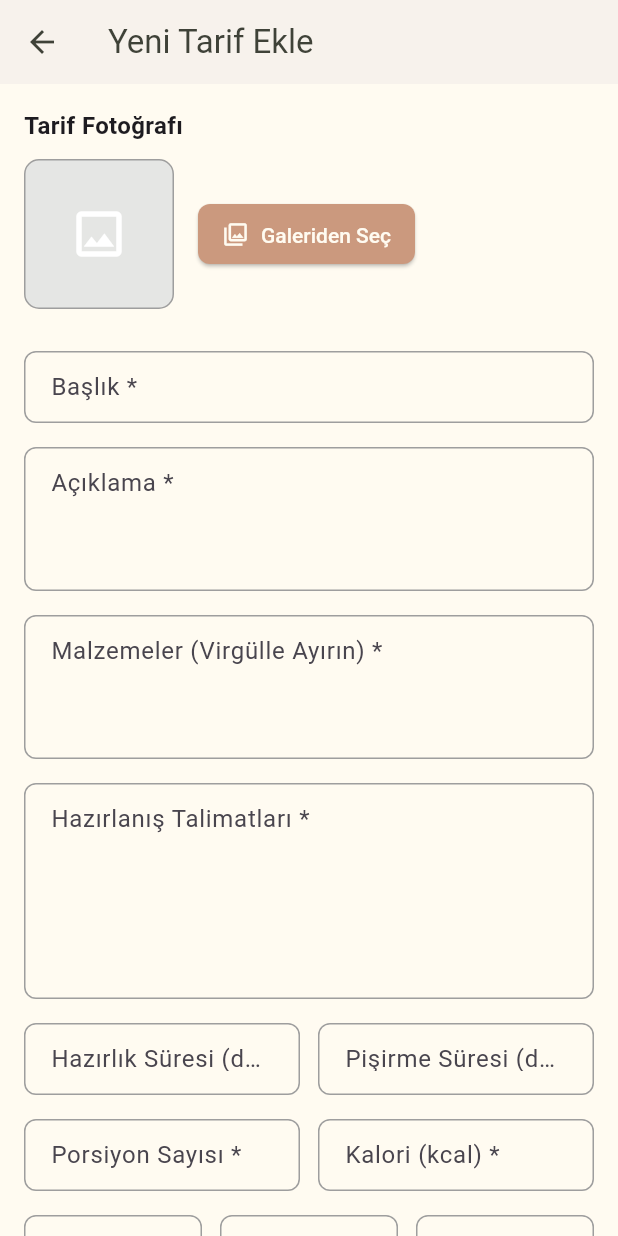
After one commit to ibrahimysr/dietician_app, a Flutter app: the AddRecipeScreen screen opened directly, on a phone screen of 412 x 824 dp. The commit adds this screen. Run offline on Flutter 3.47's test engine with Material 3 defaults, Android fonts, the phone set to English and light mode, and no system bars; our stand-ins replace cached_network_image, flutter_animate, flutter_staggered_animations, font_awesome_flutter, image_picker, lottie and 2 more; accounts and stored records are empty.

Commit message:
tarif ekleme sayfası yapıldı

```diff
--- /dev/null
+++ b/lib/dietitian/screens/recipes/add_recipes_screen.dart
@@ -0,0 +1,585 @@
+import 'dart:developer';
+import 'dart:io';
+
+import 'package:dietician_app/client/core/theme/color.dart';
+import 'package:dietician_app/client/core/theme/textstyle.dart';
+import 'package:dietician_app/client/core/utils/auth_storage.dart';
+import 'package:dietician_app/client/services/api/api_client.dart';
+import 'package:dietician_app/dietitian/service/recipes/recipes_service.dart';
+import 'package:flutter/material.dart';
+import 'package:flutter/services.dart';
+import 'package:image_picker/image_picker.dart';
+
+class AddRecipeScreen extends StatefulWidget {
+  const AddRecipeScreen({super.key});
+
+  @override
+  State<AddRecipeScreen> createState() => _AddRecipeScreenState();
+}
+
+class _AddRecipeScreenState extends State<AddRecipeScreen> {
+  final _formKey = GlobalKey<FormState>();
+  final _titleController = TextEditingController();
+  final _descriptionController = TextEditingController();
+  final _ingredientsController = TextEditingController();
+  final _instructionsController = TextEditingController();
+  final _prepTimeController = TextEditingController();
+  final _cookTimeController = TextEditingController();
+  final _servingsController = TextEditingController();
+  final _caloriesController = TextEditingController();
+  final _proteinController = TextEditingController();
+  final _fatController = TextEditingController();
+  final _carbsController = TextEditingController();
+  final _tagsController = TextEditingController();
+
+  bool _isPublic = true;
+  XFile? _selectedImage;
+  bool _isLoading = false;
+  String? _errorMessage;
+
+  final ImagePicker _picker = ImagePicker();
+  final DietitiansRecipeService _recipeService = DietitiansRecipeService();
+
+  @override
+  void dispose() {
+    _titleController.dispose();
+    _descriptionController.dispose();
+    _ingredientsController.dispose();
+    _instructionsController.dispose();
+    _prepTimeController.dispose();
+    _cookTimeController.dispose();
+    _servingsController.dispose();
+    _caloriesController.dispose();
+    _proteinController.dispose();
+    _fatController.dispose();
+    _carbsController.dispose();
+    _tagsController.dispose();
+    super.dispose();
+  }
+
+  Future<void> _pickImage() async {
+    try {
+      final XFile? pickedFile = await _picker.pickImage(
+        source: ImageSource.gallery,
+        imageQuality: 80,
+      );
+      if (pickedFile != null && mounted) {
+        setState(() {
+          _selectedImage = pickedFile;
+          _errorMessage = null;
+        });
+      }
+    } catch (e) {
+      log("Resim seçme hatası: $e");
+      if (mounted) {
+        setState(() {
+          _errorMessage = "Resim seçilemedi: ${e.toString()}";
+        });
+      }
+    }
+  }
+
+  Future<void> _submitForm() async {
+    if (_isLoading) return;
+
+    if (_formKey.currentState?.validate() ?? false) {
+      setState(() {
+        _isLoading = true;
+        _errorMessage = null;
+      });
+
+      String? token;
+      int? userId;
+      try {
+        token = await AuthStorage.getToken();
+        userId = await AuthStorage.getId();
+
+        if (token == null || userId == null) {
+          throw Exception("Kimlik bilgileri alınamadı.");
+        }
+      } catch (e) {
+        log("AuthStorage Hata: $e");
+        if (mounted) {
+          setState(() {
+            _errorMessage = "Oturum bilgileri alınamadı. Lütfen tekrar giriş yapın.";
+            _isLoading = false;
+          });
+        }
+        return;
+      }
+
+      List<String> ingredientsList = _ingredientsController.text
+          .split(',')
+          .map((e) => e.trim())
+          .where((e) => e.isNotEmpty)
+          .toList();
+
+      Map<String, dynamic> recipeData = {
+        'user_id': userId,
+        'title': _titleController.text,
+        'description': _descriptionController.text,
+        'ingredients': ingredientsList,
+        'instructions': _instructionsController.text,
+        'prep_time': int.tryParse(_prepTimeController.text) ?? 0,
+        'cook_time': int.tryParse(_cookTimeController.text) ?? 0,
+        'servings': int.tryParse(_servingsController.text) ?? 1,
+        'calories': int.tryParse(_caloriesController.text) ?? 0,
+        'protein': double.tryParse(_proteinController.text.replaceAll(',', '.')) ?? 0.0,
+        'fat': double.tryParse(_fatController.text.replaceAll(',', '.')) ?? 0.0,
+        'carbs': double.tryParse(_carbsController.text.replaceAll(',', '.')) ?? 0.0,
+        'tags': _tagsController.text.trim(),
+        'is_public': _isPublic,
+      };
+
+
+      try {
+        final response = await _recipeService.addRecipe(
+          token: token,
+          recipeData: recipeData,
+          photo: _selectedImage,
+        );
+
+        if (mounted) {
+          if (response['success'] == true) {
+            ScaffoldMessenger.of(context).showSnackBar(
+              SnackBar(
+                content: Text(response['message'] ?? 'Tarif başarıyla eklendi!'),
+                backgroundColor: Colors.green.shade700,
+              ),
+            );
+            Navigator.pop(context, true);
+          } else {
+             String errorMsg = response['message'] ?? 'Tarif eklenemedi.';
+             if (response['data'] is Map) {
+                try {
+                  Map<String, dynamic> errors = Map<String, dynamic>.from(response['data']);
+                  errorMsg += '\n';
+                  errors.forEach((key, value) {
+                     if (value is List) {
+                       errorMsg += '${_translateFieldName(key)}: ${value.join(', ')}\n';
+                     }
+                  });
+                } catch (e) {
+                   log("Validation error parse hatası: $e");
+                   errorMsg += "\nDetaylar: ${response['data']}";
+                }
+             }
+             setState(() {
+                _errorMessage = errorMsg.trim();
+             });
+          }
+        }
+      } on ApiException catch (e) {
+        log("Tarif ekleme API Hatası (ApiException): $e");
+        if (mounted) {
+          String errorMsg = "Bir hata oluştu (${e.statusCode}): ${e.message}";
+           if (e.errors is Map) {
+              try {
+                Map<String, dynamic> errors = Map<String, dynamic>.from(e.errors);
+                errorMsg += '\n';
+                errors.forEach((key, value) {
+                  if (value is List) {
+                    errorMsg += '${_translateFieldName(key)}: ${value.join(', ')}\n';
+                  }
+                });
+              } catch (parseErr) {
+                log("Validation error parse hatası (ApiException): $parseErr");
+                errorMsg += "\nDetaylar: ${e.errors}";
+              }
+           } else if (e.errors != null) {
+             errorMsg += "\nDetaylar: ${e.errors}";
+           }
+           setState(() {
+             _errorMessage = errorMsg.trim();
+           });
+        }
+      } catch (e) {
+        log("Tarif ekleme Genel Hata: $e");
+        if (mounted) {
+          setState(() {
+            _errorMessage = "Beklenmedik bir hata oluştu: ${e.toString()}";
+          });
+        }
+      } finally {
+        if (mounted) {
+          setState(() {
+            _isLoading = false;
+          });
+        }
+      }
+    } else {
+      if (mounted) {
+        setState(() {
+          _errorMessage = "Lütfen tüm zorunlu alanları (*) doğru şekilde doldurun.";
+        });
+      }
+    }
+  }
+
+   String _translateFieldName(String field) {
+    switch(field) {
+      case 'title': return 'Başlık';
+      case 'description': return 'Açıklama';
+      case 'ingredients': return 'Malzemeler';
+      case 'instructions': return 'Talimatlar';
+      case 'prep_time': return 'Hazırlık Süresi';
+      case 'cook_time': return 'Pişirme Süresi';
+      case 'servings': return 'Porsiyon';
+      case 'calories': return 'Kalori';
+      case 'protein': return 'Protein';
+      case 'fat': return 'Yağ';
+      case 'carbs': return 'Karbonhidrat';
+      case 'is_public': return 'Herkese Açık';
+      case 'photo': return 'Fotoğraf';
+      case 'user_id': return 'Kullanıcı';
+      default: return field;
+    }
+   }
+
+  @override
+  Widget build(BuildContext context) {
+    return Scaffold(
+      appBar: AppBar(
+        title: const Text("Yeni Tarif Ekle"),
+        backgroundColor: AppColor.white,
+        foregroundColor: AppColor.black,
+        elevation: 1,
+      ),
+      backgroundColor: AppColor.white,
+      body: SingleChildScrollView(
+        padding: const EdgeInsets.all(16.0),
+        child: Form(
+          key: _formKey,
+          child: Column(
+            crossAxisAlignment: CrossAxisAlignment.stretch,
+            children: [
+              if (_errorMessage != null)
+                Padding(
+                  padding: const EdgeInsets.only(bottom: 16.0),
+                  child: Container(
+                    padding: const EdgeInsets.all(12),
+                    decoration: BoxDecoration(
+                      color: Colors.red.shade50,
+                      borderRadius: BorderRadius.circular(8),
+                      border: Border.all(color: Colors.red.shade200)
+                    ),
+                    child: Text(
+                      _errorMessage!,
+                      style: TextStyle(color: Colors.red.shade800, fontSize: 14),
+                      textAlign: TextAlign.center,
+                    ),
+                  ),
+                ),
+
+              _buildImagePickerSection(),
+              const SizedBox(height: 20),
+
+              _buildTextField(
+                controller: _titleController,
+                label: "Başlık *",
+                validator: _validateRequired,
+              ),
+              _buildTextField(
+                controller: _descriptionController,
+                label: "Açıklama *",
+                maxLines: 3,
+                validator: _validateRequired,
+              ),
+              _buildTextField(
+                controller: _ingredientsController,
+                label: "Malzemeler (Virgülle Ayırın) *",
+                hint: "örn: 1 su bardağı yulaf, 1 adet muz, 1 yk bal",
+                maxLines: 3,
+                validator: _validateRequired,
+              ),
+              _buildTextField(
+                controller: _instructionsController,
+                label: "Hazırlanış Talimatları *",
+                maxLines: 5,
+                validator: _validateRequired,
+              ),
+
+              Row(
+                crossAxisAlignment: CrossAxisAlignment.start,
+                children: [
+                  Expanded(
+                    child: _buildTextField(
+                      controller: _prepTimeController,
+                      label: "Hazırlık Süresi (dk) *",
+                      keyboardType: TextInputType.number,
+                      inputFormatters: [FilteringTextInputFormatter.digitsOnly],
+                      validator: _validateRequiredNumber,
+                    ),
+                  ),
+                  const SizedBox(width: 12),
+                  Expanded(
+                    child: _buildTextField(
+                      controller: _cookTimeController,
+                      label: "Pişirme Süresi (dk) *",
+                      keyboardType: TextInputType.number,
+                      inputFormatters: [FilteringTextInputFormatter.digitsOnly],
+                      validator: _validateRequiredNumber,
+                    ),
+                  ),
+                ],
+              ),
+
+              Row(
+                 crossAxisAlignment: CrossAxisAlignment.start,
+                 children: [
+                  Expanded(
+                    child: _buildTextField(
+                      controller: _servingsController,
+                      label: "Porsiyon Sayısı *",
+                      keyboardType: TextInputType.number,
+                      inputFormatters: [FilteringTextInputFormatter.digitsOnly],
+                      validator: _validateRequiredNumber,
+                    ),
+                  ),
+                  const SizedBox(width: 12),
+                  Expanded(
+                    child: _buildTextField(
+                      controller: _caloriesController,
+                      label: "Kalori (kcal) *",
+                      keyboardType: TextInputType.number,
+                      inputFormatters: [FilteringTextInputFormatter.digitsOnly],
+                      validator: _validateRequiredNumber,
+                    ),
+                  ),
+                ],
+              ),
+
+              Row(
+                 crossAxisAlignment: CrossAxisAlignment.start,
+                 children: [
+                   Expanded(
+                     child: _buildTextField(
+                       controller: _proteinController,
+                       label: "Protein (g) *",
+                       keyboardType: const TextInputType.numberWithOptions(decimal: true),
+                       inputFormatters: [_decimalInputFormatter()],
+                       validator: _validateRequiredDecimal,
+                     ),
+                   ),
+                   const SizedBox(width: 12),
+                   Expanded(
+                     child: _buildTextField(
+                       controller: _fatController,
+                       label: "Yağ (g) *",
+                       keyboardType: const TextInputType.numberWithOptions(decimal: true),
+                       inputFormatters: [_decimalInputFormatter()],
+                       validator: _validateRequiredDecimal,
+                     ),
+                   ),
+                   const SizedBox(width: 12),
+                   Expanded(
+                     child: _buildTextField(
+                       controller: _carbsController,
+                       label: "Karbonhidrat (g) *",
+                       keyboardType: const TextInputType.numberWithOptions(decimal: true),
+                       inputFormatters: [_decimalInputFormatter()],
+                       validator: _validateRequiredDecimal,
+                     ),
+                   ),
+                 ],
+              ),
+
+              // Etiketler
+              _buildTextField(
+                controller: _tagsController,
+                label: "Etiketler (Virgülle Ayırın)",
+                hint: "örn: vegan, glutensiz, atıştırmalık",
+              ),
+
+              SwitchListTile(
+                title: Text("Herkese Açık Tarif", style: AppTextStyles.body1Regular),
+                subtitle: Text(
+                  _isPublic ? "Bu tarif herkes tarafından görülebilir." : "Bu tarif sadece size özeldir.",
+                  style: AppTextStyles.body2Regular.copyWith(color: AppColor.grey),
+                ),
+                value: _isPublic,
+                onChanged: (bool value) {
+                  setState(() {
+                    _isPublic = value;
+                  });
+                },
+                activeColor: AppColor.primary,
+                contentPadding: EdgeInsets.zero,
+              ),
+              const SizedBox(height: 25),
+
+              ElevatedButton.icon(
+                icon: _isLoading
+                    ? Container(
+                        width: 20,
+                        height: 20,
+                        margin: const EdgeInsets.only(right: 8),
+                        child: const CircularProgressIndicator(
+                          color: Colors.white,
+                          strokeWidth: 2.5,
+                        ),
+                      )
+                    : const Icon(Icons.cloud_upload_outlined, size: 20),
+                label: Text(_isLoading ? 'Kaydediliyor...' : 'Tarifi Kaydet'),
+                onPressed: _submitForm,
+                style: ElevatedButton.styleFrom(
+                  backgroundColor: AppColor.primary,
+                  foregroundColor: AppColor.white,
+                  padding: const EdgeInsets.symmetric(vertical: 14),
+                  textStyle: AppTextStyles.body1Medium.copyWith(fontWeight: FontWeight.bold),
+                  shape: RoundedRectangleBorder(borderRadius: BorderRadius.circular(10)),
+                  elevation: 2,
+                ),
+              ),
+              const SizedBox(height: 20),
+            ],
+          ),
+        ),
+      ),
+    );
+  }
+
+  Widget _buildTextField({
+    required TextEditingController controller,
+    required String label,
+    String? hint,
+    int maxLines = 1,
+    TextInputType? keyboardType,
+    List<TextInputFormatter>? inputFormatters,
+    String? Function(String?)? validator,
+  }) {
+    return Padding(
+      padding: const EdgeInsets.symmetric(vertical: 8.0),
+      child: TextFormField(
+        controller: controller,
+        decoration: InputDecoration(
+          labelText: label,
+          hintText: hint,
+          border: OutlineInputBorder(
+            borderRadius: BorderRadius.circular(8.0),
+            borderSide: BorderSide(color: AppColor.greyLight),
+          ),
+          enabledBorder: OutlineInputBorder(
+            borderRadius: BorderRadius.circular(8.0),
+            borderSide: BorderSide(color: Colors.grey),
+          ),
+          focusedBorder: OutlineInputBorder(
+            borderRadius: BorderRadius.circular(8.0),
+            borderSide: BorderSide(color: AppColor.primary, width: 1.5),
+          ),
+          contentPadding: const EdgeInsets.symmetric(horizontal: 14.0, vertical: 12.0),
+          alignLabelWithHint: maxLines > 1,
+          floatingLabelBehavior: FloatingLabelBehavior.auto,
+        ),
+        style: AppTextStyles.body1Regular,
+        maxLines: maxLines,
+        keyboardType: keyboardType,
+        inputFormatters: inputFormatters,
+        validator: validator,
+        textInputAction: maxLines > 1 ? TextInputAction.newline : TextInputAction.next,
+      ),
+    );
+  }
+
+  Widget _buildImagePickerSection() {
+    return Column(
+      crossAxisAlignment: CrossAxisAlignment.start,
+      children: [
+        Text("Tarif Fotoğrafı", style: AppTextStyles.body1Medium.copyWith(fontWeight: FontWeight.bold)),
+        const SizedBox(height: 10),
+        Row(
+          children: [
+            Container(
+              width: 100,
+              height: 100,
+              decoration: BoxDecoration(
+                color: AppColor.greyLight,
+                borderRadius: BorderRadius.circular(10),
+                border: Border.all(color: Colors.grey),
+                image: _selectedImage != null
+                    ? DecorationImage(
+                        image: FileImage(File(_selectedImage!.path)),
+                        fit: BoxFit.cover,
+                      )
+                    : null,
+              ),
+              child: _selectedImage == null
+                  ? Center(child: Icon(Icons.image_outlined, color: AppColor.grey, size: 40))
+                  : null,
+            ),
+            const SizedBox(width: 16),
+            Expanded(
+              child: Column(
+                crossAxisAlignment: CrossAxisAlignment.start,
+                children: [
+                  ElevatedButton.icon(
+                    icon: const Icon(Icons.photo_library_outlined, size: 18),
+                    label: const Text("Galeriden Seç"),
+                    onPressed: _pickImage,
+                    style: ElevatedButton.styleFrom(
+                      backgroundColor: AppColor.secondary,
+                      foregroundColor: AppColor.white,
+                      textStyle: AppTextStyles.body2Medium,
+                      padding: const EdgeInsets.symmetric(horizontal: 16, vertical: 10),
+                      shape: RoundedRectangleBorder(borderRadius: BorderRadius.circular(8)),
+                    ),
+                  ),
+                  if (_selectedImage != null) ...[
+                      const SizedBox(height: 8),
+                      TextButton.icon(
+                        icon: Icon(Icons.delete_outline, size: 18, color: Colors.red.shade700),
+                        label: Text("Resmi Kaldır", style: AppTextStyles.body2Medium.copyWith(color: Colors.red.shade700)),
+                        onPressed: () {
+                          setState(() => _selectedImage = null);
+                        },
+                        style: TextButton.styleFrom(padding: const EdgeInsets.symmetric(horizontal: 5)),
+                      ),
+                  ]
+
+                ],
+              ),
+            ),
+          ],
+        ),
+      ],
+    );
+  }
+
+
+  String? _validateRequired(String? value) {
+    if (value == null || value.trim().isEmpty) {
+      return 'Bu alan zorunludur.';
+    }
+    return null;
+  }
+
+  String? _validateRequiredNumber(String? value) {
+    if (value == null || value.trim().isEmpty) {
+      return 'Bu alan zorunludur.';
+    }
+    if (int.tryParse(value) == null) {
+      return 'Geçerli bir sayı giriniz.';
+    }
+     if (int.parse(value) < 0) {
+      return 'Değer 0 veya daha büyük olmalı.';
+    }
+    return null;
+  }
+
+  String? _validateRequiredDecimal(String? value) {
+    if (value == null || value.trim().isEmpty) {
+      return 'Bu alan zorunludur.';
+    }
+    if (double.tryParse(value.replaceAll(',', '.')) == null) {
+      return 'Geçerli bir sayı giriniz (örn: 10.5).';
+    }
+     if (double.parse(value.replaceAll(',', '.')) < 0) {
+      return 'Değer 0 veya daha büyük olmalı.';
+    }
+    return null;
+  }
+
+ TextInputFormatter _decimalInputFormatter() {
+  return FilteringTextInputFormatter.allow(RegExp(r'^\d*([.,])?\d{0,2}'));
+ }
+}
--- a/pubspec.yaml
+++ b/pubspec.yaml
@@ -49,6 +49,9 @@ dependencies:
   collection: ^1.17.0
   flutter_localization: ^0.3.2
   animate_do: ^3.0.2
+  image_picker:
+
+  http_parser:
 
 
 dev_dependencies:
```
Also changed, not shown: lib/client/services/api/api_client.dart (+69 -0 lines), lib/dietitian/screens/recipes/all_recipes_screen.dart (+18 -0 lines), lib/dietitian/service/recipes/recipes_service.dart (added, +59 -0 lines), pubspec.lock, 5 other files.
